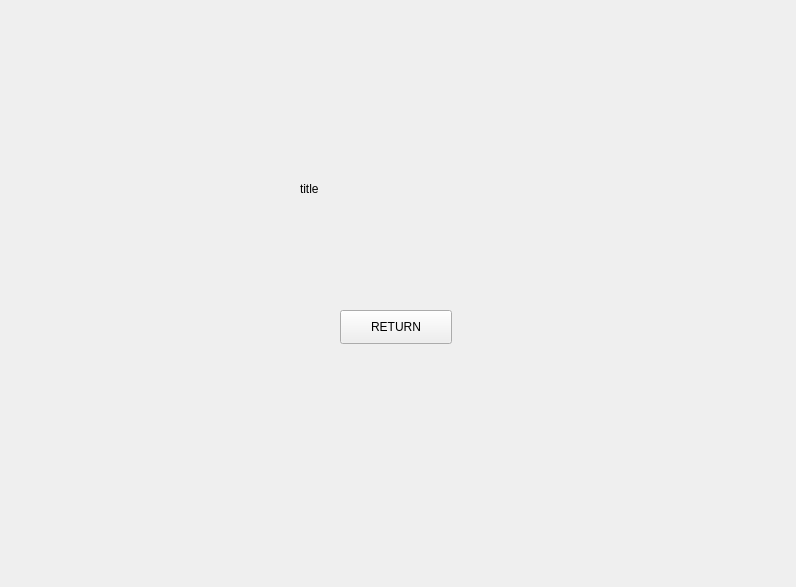
This is cola/note.ui in jinkq/CourseTable as Qt 5 draws it before an edit. The edited form follows.
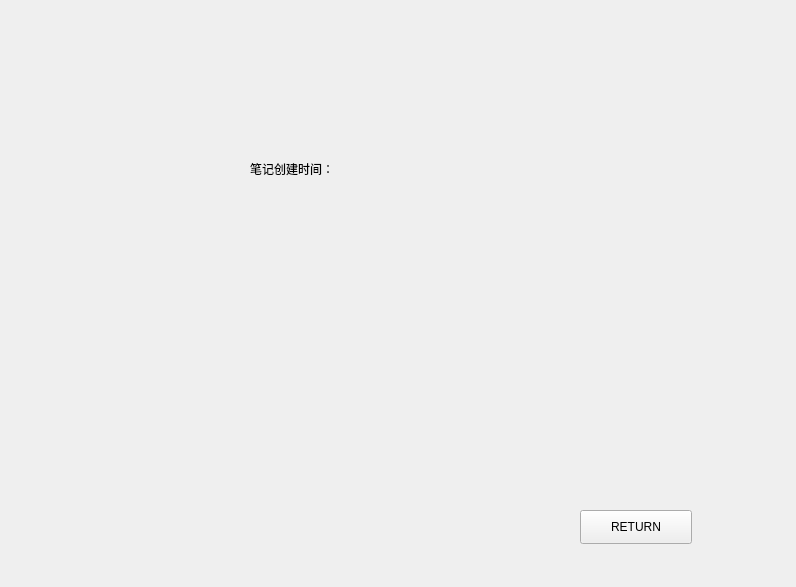
This is the edited form.

The edit to the form file:
```diff
--- a/cola/note.ui
+++ b/cola/note.ui
@@ -16,21 +16,21 @@
   <widget class="QLabel" name="title">
    <property name="geometry">
     <rect>
-     <x>300</x>
-     <y>180</y>
+     <x>250</x>
+     <y>160</y>
      <width>81</width>
      <height>18</height>
     </rect>
    </property>
    <property name="text">
-    <string>title</string>
+    <string>笔记创建时间：</string>
    </property>
   </widget>
   <widget class="QPushButton" name="returnButton">
    <property name="geometry">
     <rect>
-     <x>340</x>
-     <y>310</y>
+     <x>580</x>
+     <y>510</y>
      <width>112</width>
      <height>34</height>
     </rect>
```
